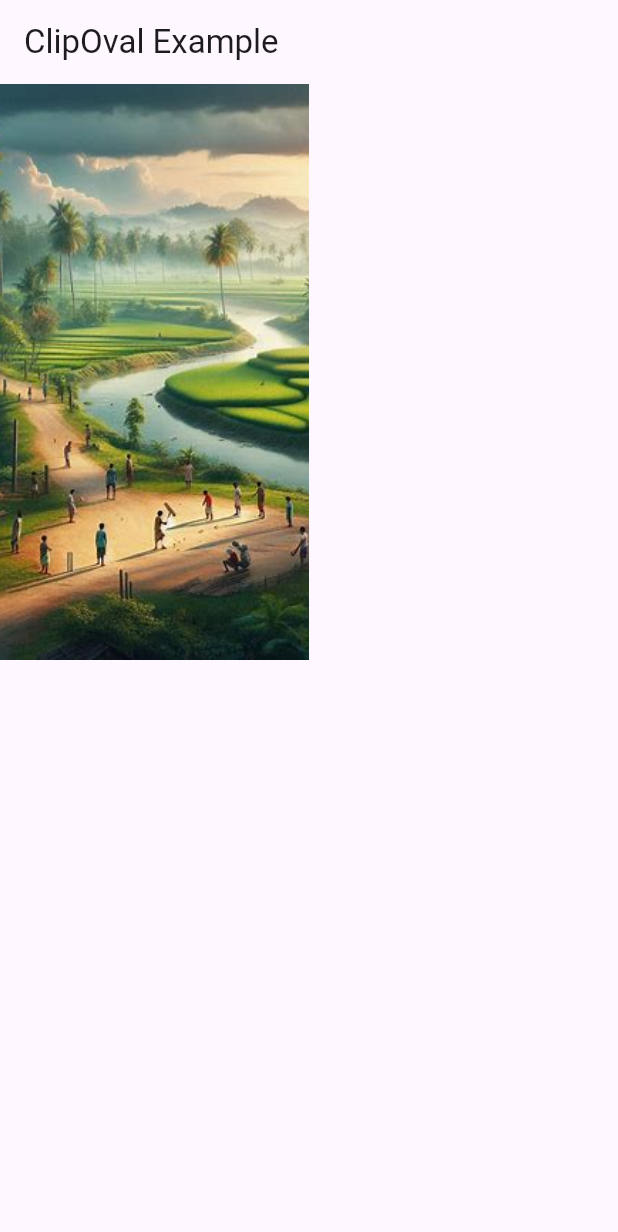
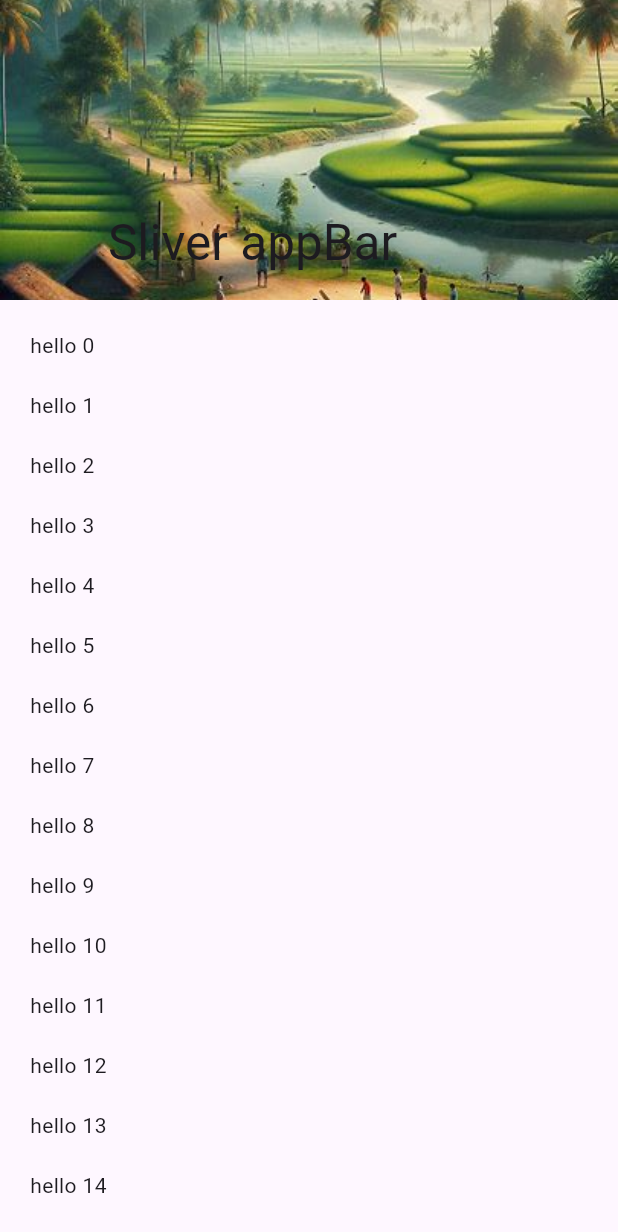
Before and after one commit to mostafijur-devs/flutter-practice-widgets, a Flutter app: the screen it shows after launch, on a phone screen of 412 x 824 dp. Shown: the top 1232 px of the screen. Run offline on Flutter 3.47's test engine with Material 3 defaults, Android fonts, the phone set to English and light mode, and no system bars.

Commit message:
sliver app bar usea

```diff
--- a/lib/main.dart
+++ b/lib/main.dart
@@ -1,28 +1,17 @@
 import 'package:flutter/material.dart';
+import 'package:flutter_experiment/sliver_app_bar/sliver_app_bar.dart';
 
 void main() {
-  runApp(MyApp());
+  runApp(const MyApp());
 }
 
 class MyApp extends StatelessWidget {
+  const MyApp({super.key});
+
   @override
   Widget build(BuildContext context) {
-    return MaterialApp(
-      home: Scaffold(
-        appBar: AppBar(title: Text('ClipOval Example')),
-        body: FractionallySizedBox(   //FractionallySizedBox উইজেটটি একটি শিশুকে প্যারেন্টের কিছু শতাংশ প্রস্থ এবং উচ্চতা ব্যবহার করে সাইজ করে।
-          alignment: AlignmentDirectional.bottomEnd,
-          widthFactor: 0.5,
-          heightFactor: 0.5,
-          child: Container(
-            color: Colors.green,
-            width: 100,
-            height: 100,
-
-            child: Image.asset('assets/images/img1.jpg',fit: BoxFit.cover,),
-          ),
-        ),
-      ),
+    return const MaterialApp(
+      home: SliverAppBarView()
     );
   }
 }
--- /dev/null
+++ b/lib/practice_widgets/safearea.dart
@@ -0,0 +1,12 @@
+import 'package:flutter/material.dart';
+
+class SafeArea_widget extends StatelessWidget {
+  const SafeArea_widget({super.key});
+
+  @override
+  Widget build(BuildContext context) {
+    return const Scaffold(
+      body: SafeArea(child: Text('Polok'))
+    );
+  }
+}
--- /dev/null
+++ b/lib/sliver_app_bar/sliver_app_bar.dart
@@ -0,0 +1,33 @@
+import 'package:flutter/material.dart';
+
+class SliverAppBarView extends StatelessWidget {
+  const SliverAppBarView({super.key});
+
+  @override
+  Widget build(BuildContext context) {
+    return Scaffold(
+      body: NestedScrollView(
+        floatHeaderSlivers:  true,
+          headerSliverBuilder: (context, innerBoxIsScrolled) {
+            return [SliverAppBar(
+              expandedHeight: 200,
+              backgroundColor: Colors.blue,
+              flexibleSpace: FlexibleSpaceBar(
+                title: const Text('Sliver appBar'),
+                background: Image.asset('assets/images/img1.jpg',fit: BoxFit.cover,),
+              ),
+              floating: true,
+              snap: true,
+              pinned: true,
+
+            )];
+          },
+          body: ListView.separated(
+            padding: const EdgeInsetsGeometry.all(20),
+              itemBuilder: (context, index) => Text('hello $index'),
+              separatorBuilder: (context, index) => const SizedBox(height: 20,),
+
+              itemCount: 200)),
+    );
+  }
+}
```
Also changed, not shown: pubspec.lock, 3 other files.
